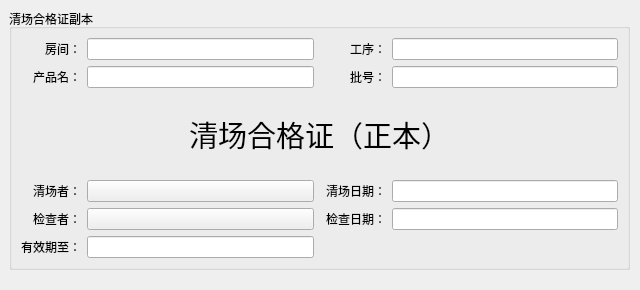
Old version of the form cleanfirmity/views/cleanconfirmity_original.ui in the repository zxcvbnmz0x/gmpsystem.
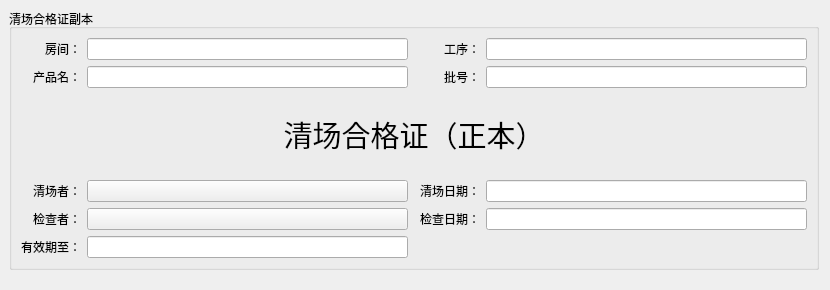
New version of the form. Custom widgets are drawn as their Qt base class.

The edit to the form file:
```diff
--- a/cleanfirmity/views/cleanconfirmity_original.ui
+++ b/cleanfirmity/views/cleanconfirmity_original.ui
@@ -6,7 +6,7 @@
    <rect>
     <x>0</x>
     <y>0</y>
-    <width>640</width>
+    <width>830</width>
     <height>290</height>
    </rect>
   </property>
@@ -18,7 +18,7 @@
     <rect>
      <x>9</x>
      <y>9</y>
-     <width>621</width>
+     <width>810</width>
      <height>261</height>
     </rect>
    </property>
```
